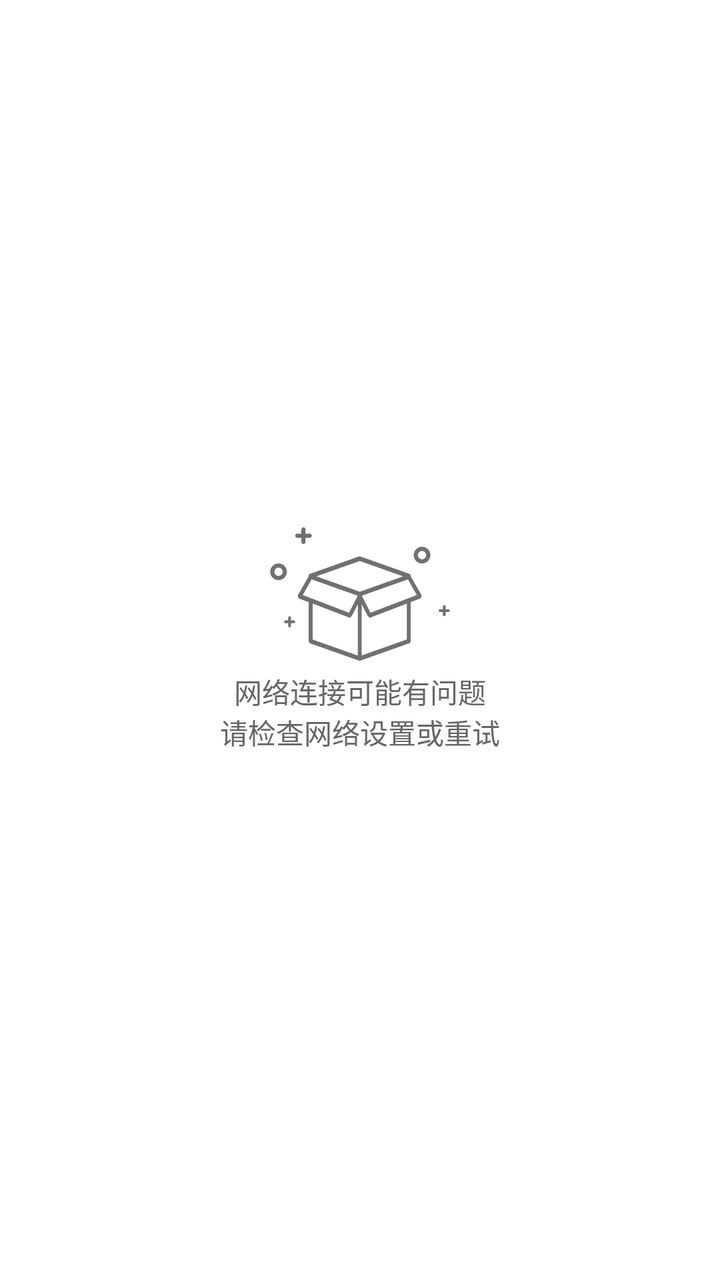
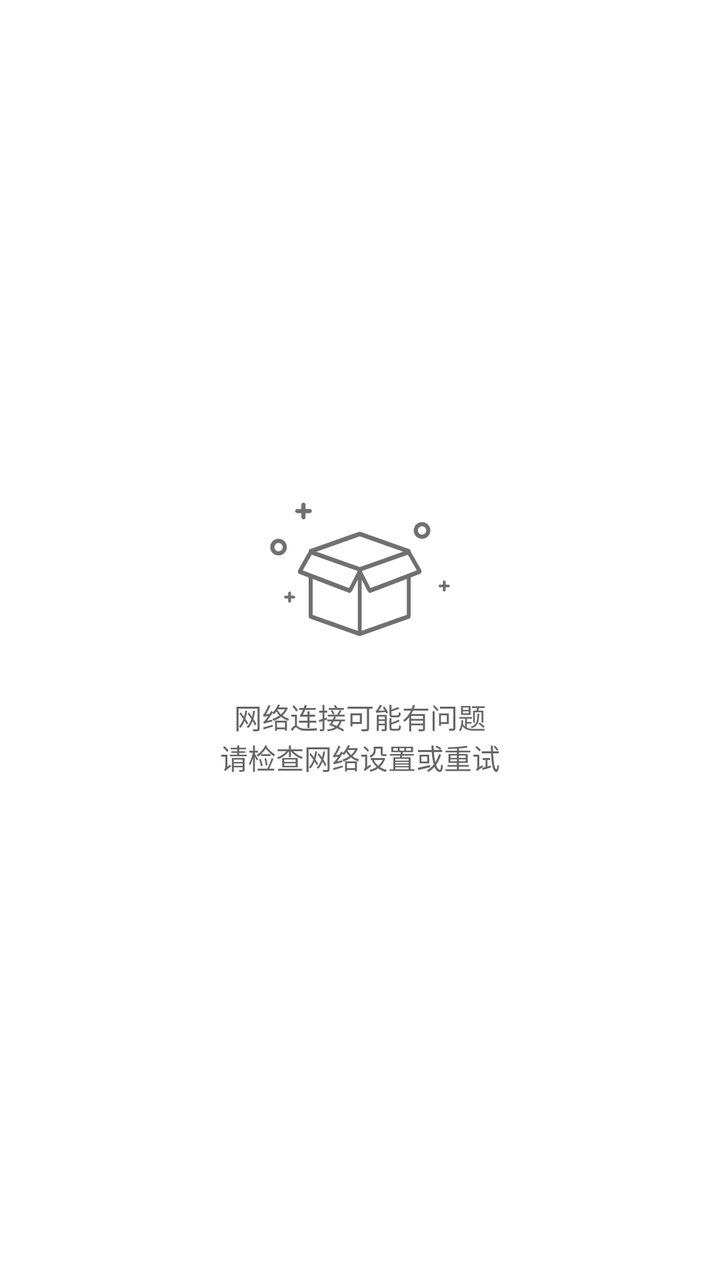

Screens rendered from an Android XML layout before and after an edit, with the pre-edit source and the edit as a unified diff.
<!-- AndroidManifest.xml: application theme AppBaseTheme -->
<!-- res/layout/base_empty_layout.xml -->
<?xml version="1.0" encoding="utf-8"?>
<androidx.core.widget.NestedScrollView xmlns:android="http://schemas.android.com/apk/res/android"
    android:layout_width="match_parent"
    android:layout_height="match_parent"
    android:fillViewport="true">

    <LinearLayout
        android:id="@+id/empty_linear"
        android:layout_width="fill_parent"
        android:layout_height="fill_parent"
        android:background="@color/white"
        android:gravity="center"
        android:orientation="vertical">

        <ImageView
            android:id="@+id/empty_icon"
            android:layout_width="wrap_content"
            android:layout_height="wrap_content"
            android:layout_marginBottom="5dp"
            android:src="@drawable/empty_icon" />

        <TextView
            android:id="@+id/empty_text"
            android:layout_width="wrap_content"
            android:layout_height="wrap_content"
            android:layout_marginLeft="10dp"
            android:layout_marginRight="10dp"
            android:gravity="center|top"
            android:text="@string/no_net_tips"
            android:textColor="#666666"
            android:textSize="14sp" />
    </LinearLayout>

</androidx.core.widget.NestedScrollView>
<!-- resources referenced by this layout -->
<resources>
  <color name="white">#ffffff</color>
  <!-- drawable empty_icon: png bitmap (drawable-xhdpi, 6837 bytes) -->
  <string name="no_net_tips">网络连接可能有问题\n请检查网络设置或重试</string>
  <style name="AppBaseTheme" parent="Theme.MaterialComponents.DayNight.NoActionBar">
          <item name="android:windowNoTitle">true</item>
          <item name="android:windowContentOverlay">@null</item>
          <item name="android:forceDarkAllowed" tools:targetApi="q">false</item>
          <item name="android:configChanges">fontScale|orientation|keyboardHidden|locale|navigation|screenSize|uiMode|layoutDirection</item>
          <item name="android:screenOrientation">portrait</item>
      </style>
</resources>

<!-- the commit's change to res/layout/base_empty_layout.xml (unified diff, before → after) -->
@@ -16,7 +16,7 @@
             android:id="@+id/empty_icon"
             android:layout_width="wrap_content"
             android:layout_height="wrap_content"
-            android:layout_marginBottom="5dp"
+            android:layout_marginBottom="30dp"
             android:src="@drawable/empty_icon" />
 
         <TextView
